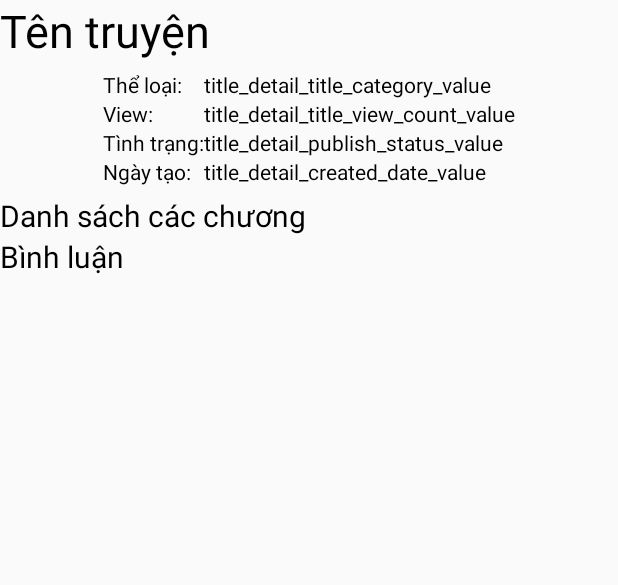
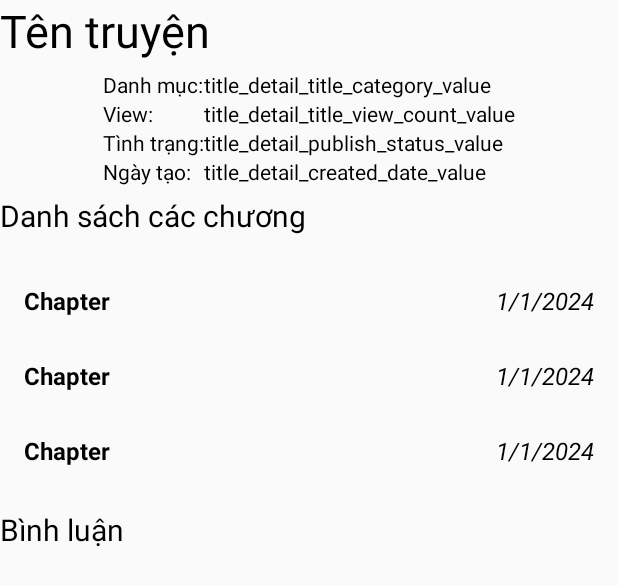
Before and after one commit to chinhtran07/comic-app, an Android app: the layout activity_title_detail.xml on its own in the app's theme, with its tools: preview values and no code run, on a phone screen of 412 x 824 dp. Shown: the top 585 px of the screen. Run offline under Robolectric (Android 15) with nearby library versions, the phone set to English and light mode, and no system bars.

Commit message:
Task: Title Detail - Add clapter list and chapter info

```diff
--- a/app/src/main/res/layout/activity_title_detail.xml
+++ b/app/src/main/res/layout/activity_title_detail.xml
@@ -89,10 +89,13 @@
         android:text="@string/title_detail_chapter_list"
         android:textSize="20dp" />
 
-    <ListView
-        android:layout_width="wrap_content"
+    <androidx.recyclerview.widget.RecyclerView
+        android:id="@+id/title_detail_chapter_list"
+        android:layout_width="match_parent"
         android:layout_height="wrap_content"
-        android:gravity="center" />
+        android:gravity="center"
+        android:padding="16dp"
+        tools:listitem="@layout/item_chapter"/>
 
     <TextView
         android:layout_width="match_parent"
@@ -101,7 +104,6 @@
         android:textSize="20dp" />
 
     <androidx.recyclerview.widget.RecyclerView
-        android:id="@+id/title_detail_chapter_list"
         android:layout_width="wrap_content"
         android:layout_height="wrap_content"
         android:gravity="center" />
--- /dev/null
+++ b/app/src/main/res/layout/item_chapter.xml
@@ -0,0 +1,35 @@
+<?xml version="1.0" encoding="utf-8"?>
+<RelativeLayout xmlns:android="http://schemas.android.com/apk/res/android"
+    xmlns:tools="http://schemas.android.com/tools"
+    android:orientation="horizontal"
+    android:layout_width="match_parent"
+    android:layout_height="wrap_content"
+    android:paddingTop="12dp"
+    android:paddingBottom="12dp"
+    android:gravity="center">
+
+    <TextView
+        android:id="@+id/title_detail_chapter_list_title"
+        android:layout_width="wrap_content"
+        android:layout_height="wrap_content"
+        android:text="Chapter"
+        tools:ignore="HardcodedText"
+        android:textSize="16sp"
+        android:textStyle="bold"
+        android:layout_marginTop="4dp"
+        android:gravity="center|start"/>
+
+    <TextView
+        android:id="@+id/title_detail_chapter_list_upload"
+        android:layout_width="wrap_content"
+        android:layout_height="wrap_content"
+        android:text="1/1/2024"
+        tools:ignore="HardcodedText"
+        android:textSize="16sp"
+        android:textStyle="italic"
+        android:layout_marginTop="4dp"
+        android:layout_alignParentEnd="true"
+        />
+
+
+</RelativeLayout>
--- a/app/src/main/res/values/strings.xml
+++ b/app/src/main/res/values/strings.xml
@@ -2,7 +2,7 @@
     <string name="app_name">Comic App</string>
 
     <string name="title_detail_title_name">Tên truyện</string>
-    <string name="title_detail_title_category">Thể loại:</string>
+    <string name="title_detail_title_category">Danh mục:</string>
     <string name="title_detail_view_count">View:</string>
     <string name="title_detail_publish_status">Tình trạng:</string>
     <string name="title_detail_created_date">Ngày tạo:</string>
```
Also changed, not shown: app/src/main/java/com/main/comicapp/activities/TitleDetailActivity.java (+44 -0 lines), app/src/main/java/com/main/comicapp/adapters/ChaptersAdapter.java (added, +78 -0 lines), app/src/main/java/com/main/comicapp/models/Chapter.java (+28 -0 lines), app/src/main/java/com/main/comicapp/repositories/ChapterRepository.java (added, +15 -0 lines), app/src/main/java/com/main/comicapp/repositories/impl/ChapterRepositoryImpl.java (added, +74 -0 lines), app/src/main/java/com/main/comicapp/viewmodels/ChapterViewModel.java (added, +39 -0 lines).
